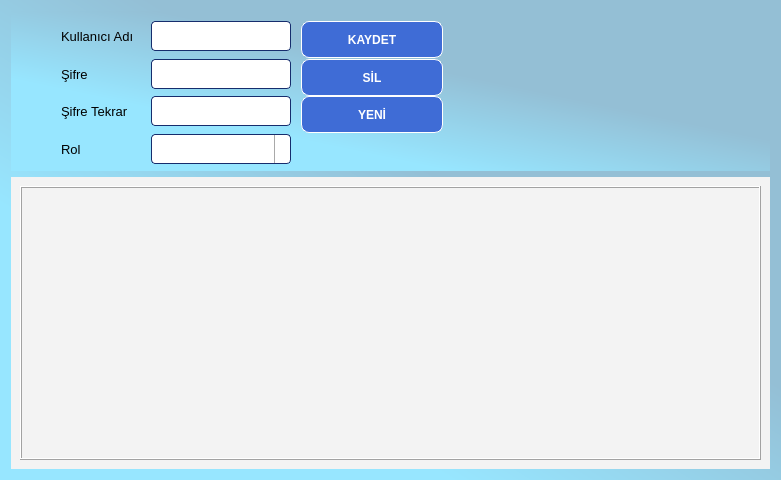
Old version of the form ui/ui_files/users_window.ui in the repository AyhanErcan70/SATTUP.
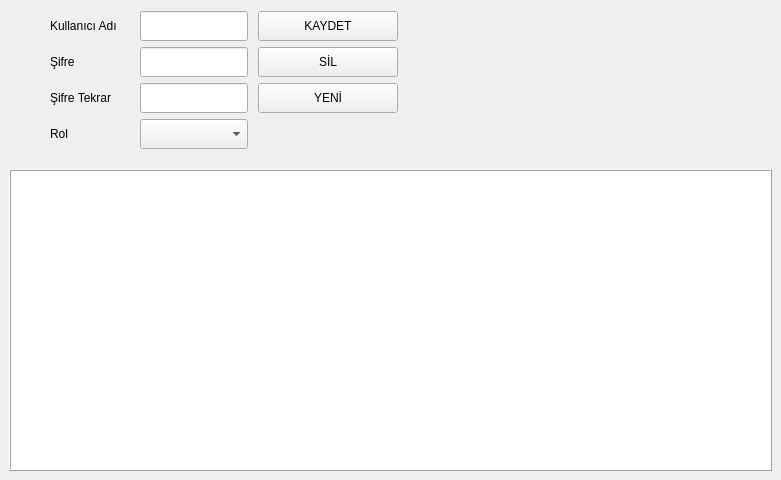
New version of the form. Icons and pictures are not drawn.

```diff
--- a/ui/ui_files/users_window.ui
+++ b/ui/ui_files/users_window.ui
@@ -14,69 +14,24 @@
    <string>Form</string>
   </property>
   <property name="styleSheet">
-   <string notr="true">#main_form{
-background-color: qlineargradient(spread:pad, x1:0, y1:1, x2:1, y2:0, stop:0.287234 rgba(151, 230, 255, 255), stop:0.595745 rgba(148, 191, 213, 255));
-}
-QWidget{font-family: &quot;Century Gothic&quot;, &quot;Calibri&quot;; font-size: 10pt; background-color:#f3f3f3;}
-QPushButton{background-color:#01c4ff; border-radius:4px; border:1px solid black;}
-QPushButton:hover{color:#ffffff;background-color:#162D6D; border-radius:6px; border:2px solid #EBEBEB;}
-QPushButton:pressed{color:#ffffff;background-color:red; border-radius:4px; border:3px solid #EBEBEB;padding-top: 4px;}
-QComboBox, QDateEdit, QLineEdit {
-	background-color:#ffffff;
-    border: 1px solid #162D6D;
-    border-radius: 4px;
-    padding: 1px 18px 1px 3px;
-   min-width: 7em;
-}
-QLabel{color: #000000;}
-QComboBox:editable {
-    background-color: white;
-}
-
-QComboBox:!editable, QComboBox::drop-down:editable {
-     background-color: qlineargradient(x1: 0, y1: 0, x2: 0, y2: 1,
-                                 stop: 0 #E1E1E1, stop: 0.4 #DDDDDD,
-                                 stop: 0.5 #D8D8D8, stop: 1.0 #D3D3D3);
-}
-
-/* QComboBox gets the &quot;on&quot; state when the popup is open */
-QComboBox:!editable:on, QComboBox::drop-down:editable:on {
-    background-color: qlineargradient(x1: 0, y1: 0, x2: 0, y2: 1,
-                                stop: 0 #D3D3D3, stop: 0.4 #D8D8D8,
-                                stop: 0.5 #DDDDDD, stop: 1.0 #E1E1E1);
-}
-
-QComboBox:on { /* shift the text when the popup opens */
-    padding-top: 3px;
-    padding-left: 4px;
-}
-
-QComboBox::drop-down {
-    subcontrol-origin: padding;
-    subcontrol-position: top right;
-    width: 15px;
-
-    border-left-width: 1px;
-    border-left-color: darkgray;
-    border-left-style: solid; /* just a single line */
-    border-top-right-radius: 3px; /* same radius as the QComboBox */
-    border-bottom-right-radius: 3px;
-}
-
-QComboBox::down-arrow {	
-image: url(:/resim/arrow-down.png);}
-
-QComboBox::down-arrow:on { /* shift the arrow when popup is open */
-    top: 1px;
-    left: 1px;
-}
-
-QComboBox {
-    border: 1px solid #162D6D;
-    selection-background-color: lightgray;
-}</string>
+   <string notr="true"/>
   </property>
   <layout class="QGridLayout" name="gridLayout">
+   <property name="leftMargin">
+    <number>0</number>
+   </property>
+   <property name="topMargin">
+    <number>0</number>
+   </property>
+   <property name="rightMargin">
+    <number>0</number>
+   </property>
+   <property name="bottomMargin">
+    <number>0</number>
+   </property>
+   <property name="spacing">
+    <number>0</number>
+   </property>
    <item row="1" column="0">
     <widget class="QFrame" name="bottom_frame">
      <property name="styleSheet">
@@ -159,45 +114,7 @@
       </size>
      </property>
      <property name="styleSheet">
-      <string notr="true">QFrame#top_frame{
-background-color: qlineargradient(spread:pad, x1:0, y1:1, x2:1, y2:0, stop:0.287234 rgba(151, 230, 255, 255), stop:0.595745 rgba(148, 191, 213, 255));}
-QLabel{
-color: #000000;
-background-color: none;
-}
-/* Modern gradient butonlar */
-QPushButton {
- background-color: #3f6cd6;
-    border: 1px solid #ffffff;
-    border-radius: 8px;
-    color: white;
-    font-weight: bold;
-    /*padding: 12px 24px;*/
-    font-size: 12px;
-    margin: 0px;
-	min-height:35px;
-min-width:140px;
-}
-
-QPushButton:hover {
-    background: qlineargradient(x1:0, y1:0, x2:0, y2:1,
-                                stop:0 #8b8f90, stop:1 #d1d1d3);
-border:2px solid #ffffff;
-
-}
-
-QPushButton:pressed {
-    background: qlineargradient(x1:0, y1:0, x2:0, y2:1,
-                                stop:0 #5a67d8, stop:1 #6b46c1);
-	border: 2px solid #ffffff;
-	padding-top: 5px;
-   margin: 3px;
-}
-
-QPushButton:disabled {
-    background: #cccccc;
-    color: #666666;
-}</string>
+      <string notr="true"/>
      </property>
      <property name="frameShape">
       <enum>QFrame::Shape::NoFrame</enum>
@@ -215,9 +132,12 @@
       <property name="bottomMargin">
        <number>10</number>
       </property>
-      <property name="spacing">
+      <property name="horizontalSpacing">
        <number>10</number>
       </property>
+      <property name="verticalSpacing">
+       <number>5</number>
+      </property>
       <item row="2" column="1">
        <widget class="QLineEdit" name="txt_pass_again">
         <property name="sizePolicy">
@@ -228,7 +148,7 @@
         </property>
         <property name="minimumSize">
          <size>
-          <width>135</width>
+          <width>0</width>
           <height>30</height>
          </size>
         </property>
@@ -253,8 +173,14 @@
         </property>
         <property name="minimumSize">
          <size>
-          <width>142</width>
-          <height>37</height>
+          <width>140</width>
+          <height>30</height>
+         </size>
+        </property>
+        <property name="maximumSize">
+         <size>
+          <width>140</width>
+          <height>30</height>
          </size>
         </property>
         <property name="text">
@@ -304,7 +230,7 @@
         </property>
         <property name="minimumSize">
          <size>
-          <width>135</width>
+          <width>0</width>
           <height>30</height>
          </size>
         </property>
@@ -345,8 +271,14 @@
         </property>
         <property name="minimumSize">
          <size>
-          <width>142</width>
-          <height>37</height>
+          <width>140</width>
+          <height>30</height>
+         </size>
+        </property>
+        <property name="maximumSize">
+         <size>
+          <width>140</width>
+          <height>30</height>
          </size>
         </property>
         <property name="text">
@@ -364,7 +296,7 @@
         </property>
         <property name="minimumSize">
          <size>
-          <width>135</width>
+          <width>0</width>
           <height>30</height>
          </size>
         </property>
@@ -389,7 +321,7 @@
         </property>
         <property name="minimumSize">
          <size>
-          <width>135</width>
+          <width>0</width>
           <height>30</height>
          </size>
         </property>
@@ -433,8 +365,14 @@
         </property>
         <property name="minimumSize">
          <size>
-          <width>142</width>
-          <height>37</height>
+          <width>140</width>
+          <height>30</height>
+         </size>
+        </property>
+        <property name="maximumSize">
+         <size>
+          <width>140</width>
+          <height>30</height>
          </size>
         </property>
         <property name="text">
```
